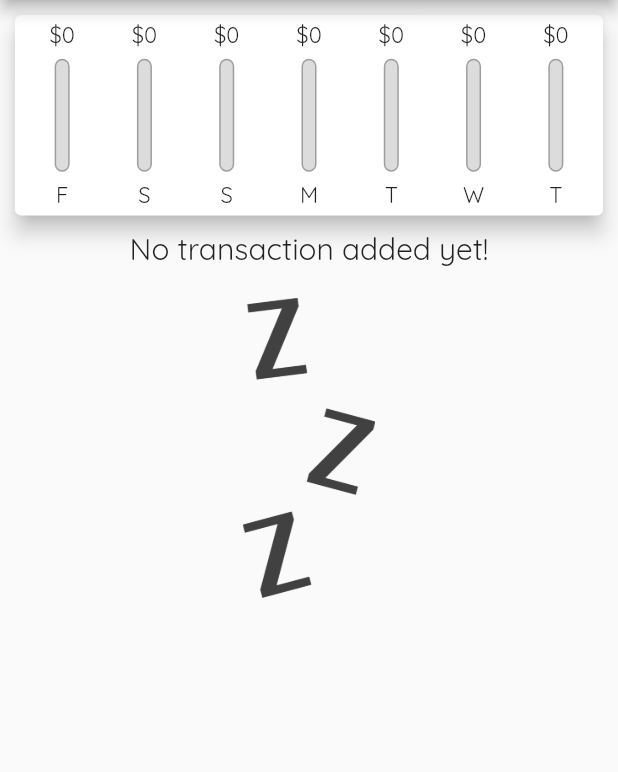
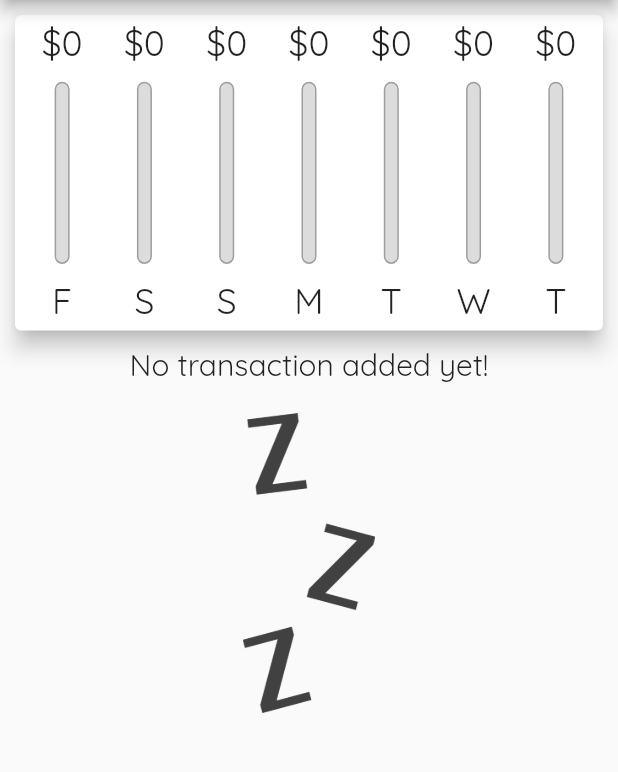
Before and after one commit to alinpahontu2912/expenses-app-flutter-udemy, a Flutter app: the screen it shows after launch, on a phone screen of 412 x 824 dp, the part 84-856 px from its top. Run offline on Flutter 3.47's test engine with Material 2 defaults, Android fonts, the phone set to English and light mode, and no system bars.

Commit message:
increased adaptability by using device-dependent widget sizes

```diff
--- a/lib/main.dart
+++ b/lib/main.dart
@@ -1,5 +1,4 @@
 import 'package:flutter/material.dart';
-import 'package:flutter/services.dart';
 import 'package:secondapp/widgets/Chart.dart';
 import 'package:secondapp/widgets/new_transaction.dart';
 import 'package:secondapp/widgets/transaction_list.dart';
@@ -7,9 +6,9 @@ import 'package:secondapp/widgets/transaction_list.dart';
 import 'models/transaction.dart';
 
 void main() {
-  WidgetsFlutterBinding.ensureInitialized();
-  SystemChrome.setPreferredOrientations(
-      [DeviceOrientation.portraitDown, DeviceOrientation.portraitUp]);
+  // WidgetsFlutterBinding.ensureInitialized();
+  // SystemChrome.setPreferredOrientations(
+  //     [DeviceOrientation.portraitDown, DeviceOrientation.portraitUp]);
   runApp(MyApp());
 }
 
@@ -45,6 +44,8 @@ class MyHomePage extends StatefulWidget {
 class _MyHomePageState extends State<MyHomePage> {
   final List<Transaction> _userTransactions = [];
 
+  bool _showChart = false;
+
   List<Transaction> get _recentTracsanctions {
     return _userTransactions.where((element) {
       return element.date.isAfter(DateTime.now().subtract(Duration(days: 7)));
@@ -79,6 +80,8 @@ class _MyHomePageState extends State<MyHomePage> {
 
   @override
   Widget build(BuildContext context) {
+    final isLandscape = MediaQuery.of(context).orientation == Orientation.landscape;
+
     final appBar = AppBar(
       title: Text(
         'Personal Expenses',
@@ -91,25 +94,56 @@ class _MyHomePageState extends State<MyHomePage> {
         ),
       ],
     );
+
+    final txListWidget = Container(
+        height: (MediaQuery.of(context).size.height -
+            appBar.preferredSize.height -
+            MediaQuery.of(context).padding.top) *
+            0.8,
+        child:
+        TransactionList(_userTransactions, _deleteTransaction));
+
+
     return Scaffold(
       appBar: appBar,
-      body: Column(
+      body: SingleChildScrollView(
+        child: Column(
           mainAxisAlignment: MainAxisAlignment.start,
           crossAxisAlignment: CrossAxisAlignment.center,
           children: [
+            if (isLandscape)
+            Row(
+              mainAxisAlignment: MainAxisAlignment.center,
+              children: [
+                Text('Show Chart?'),
+                Switch(
+                    value: _showChart,
+                    onChanged: (tapped) {
+                      //_showChart ? _showChart = false : _showChart = true;
+                      setState(() {
+                        _showChart = tapped;
+                      });
+                    }),
+              ],
+            ),
+            if (!isLandscape)
             Container(
                     height: (MediaQuery.of(context).size.height -
                             appBar.preferredSize.height -
                             MediaQuery.of(context).padding.top) *
-                  0.2,
+                        0.3,
                     child: Chart(_recentTracsanctions)),
+            if (!isLandscape) txListWidget,
+            if (isLandscape) _showChart ?
             Container(
                 height: (MediaQuery.of(context).size.height -
                     appBar.preferredSize.height -
                     MediaQuery.of(context).padding.top) *
                     0.8,
-              child: TransactionList(_userTransactions, _deleteTransaction)),
+                child: Chart(_recentTracsanctions))
+            : txListWidget,
           ],
+        ),
       ),
     );
   }
--- a/lib/widgets/transaction_list.dart
+++ b/lib/widgets/transaction_list.dart
@@ -10,10 +10,9 @@ class TransactionList extends StatelessWidget {
 
   @override
   Widget build(BuildContext context) {
-    return Container(
-      height: 400,
-      child: transactions.isEmpty
-          ? Column(
+    return transactions.isEmpty
+        ? LayoutBuilder(builder: (context, constraints) {
+            return Column(
               children: [
                 Text('No transaction added yet!',
                     style: Theme.of(context).textTheme.headline6),
@@ -27,7 +26,8 @@ class TransactionList extends StatelessWidget {
                       fit: BoxFit.cover,
                     )),
               ],
-            )
+            );
+          })
         : ListView.builder(
             itemBuilder: (ctx, index) {
               return Card(
@@ -46,8 +46,8 @@ class TransactionList extends StatelessWidget {
                     transactions[index].title,
                     style: Theme.of(context).textTheme.headline6,
                   ),
-                    subtitle: Text(
-                        DateFormat.yMMMd().format(transactions[index].date)),
+                  subtitle:
+                      Text(DateFormat.yMMMd().format(transactions[index].date)),
                   trailing: IconButton(
                     icon: Icon(Icons.delete),
                     color: Theme.of(context).errorColor,
@@ -57,7 +57,6 @@ class TransactionList extends StatelessWidget {
               );
             },
             itemCount: transactions.length,
-            ),
           );
   }
 }
```
Lines whose indentation alone changed are shown as unchanged.
